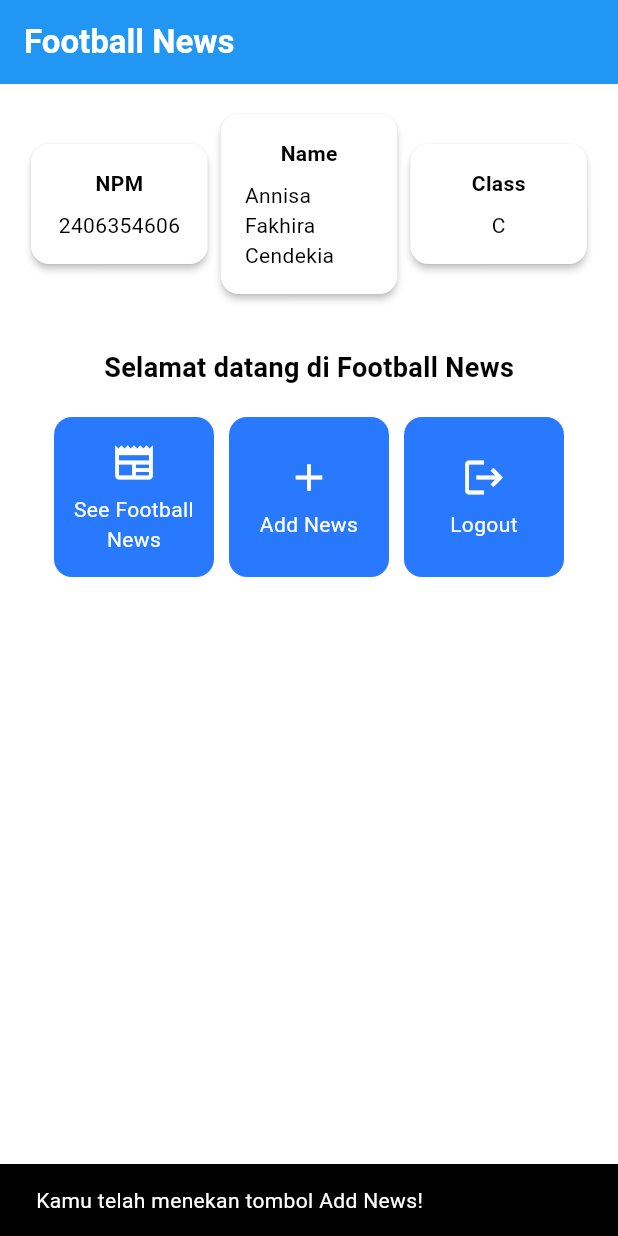
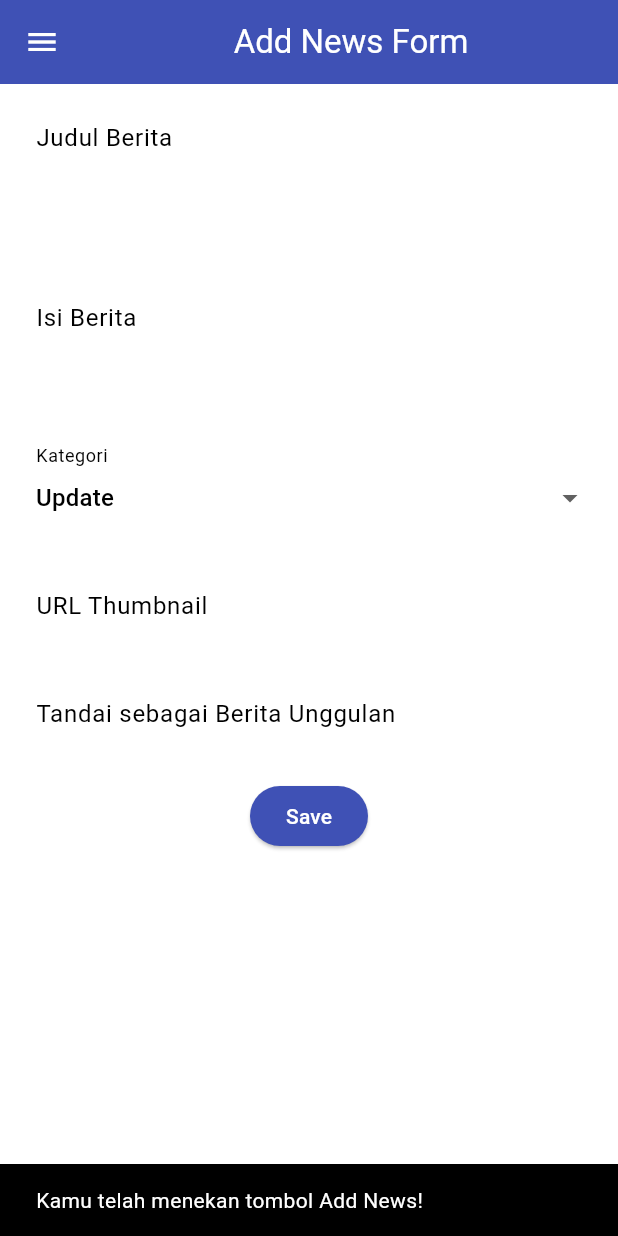
Before and after one commit to annisafakhira/football-news-mobile, a Flutter app: the screen it shows after launch, after a tap on "Add News", on a phone screen of 412 x 824 dp. Run offline on Flutter 3.47's test engine with Material 3 defaults, Android fonts, the phone set to English and light mode, and no system bars.

Commit message:
TUTORIAL 7 DONE

```diff
--- a/lib/main.dart
+++ b/lib/main.dart
@@ -1,5 +1,5 @@
 import 'package:flutter/material.dart';
-import 'package:football_news/menu.dart';
+import 'package:football_news/screens/menu.dart';
 
 void main() {
   runApp(const MyApp());
--- a/lib/menu.dart
+++ b/lib/screens/menu.dart
@@ -1,4 +1,6 @@
 import 'package:flutter/material.dart';
+import 'package:football_news/widgets/left_drawer.dart';
+import 'package:football_news/widgets/news_card.dart';
 
 class MyHomePage extends StatelessWidget {
     MyHomePage({super.key});
@@ -17,7 +19,6 @@ class MyHomePage extends StatelessWidget {
     Widget build(BuildContext context) {
     // Scaffold menyediakan struktur dasar halaman dengan AppBar dan body.
     return Scaffold(
-      // AppBar adalah bagian atas halaman yang menampilkan judul.
       appBar: AppBar(
         // Judul aplikasi "Football News" dengan teks putih dan tebal.
         title: const Text(
@@ -30,6 +31,7 @@ class MyHomePage extends StatelessWidget {
         // Warna latar belakang AppBar diambil dari skema warna tema aplikasi.
         backgroundColor: Theme.of(context).colorScheme.primary,
       ),
+      drawer: LeftDrawer(),
       // Body halaman dengan padding di sekelilingnya.
       body: Padding(
         padding: const EdgeInsets.all(16.0),
@@ -54,7 +56,6 @@ class MyHomePage extends StatelessWidget {
             Center(
               child: Column(
                 // Menyusun teks dan grid item secara vertikal.
-
                 children: [
                   // Menampilkan teks sambutan dengan gaya tebal dan ukuran 18.
                   const Padding(
@@ -90,7 +91,7 @@ class MyHomePage extends StatelessWidget {
         ),
       ),
     );
-    }
+  }
 }
 
 class InfoCard extends StatelessWidget {
@@ -132,57 +133,3 @@ class ItemHomepage {
 
  ItemHomepage(this.name, this.icon);
 }
-
-class ItemCard extends StatelessWidget {
-  // Menampilkan kartu dengan ikon dan nama.
-
-  final ItemHomepage item;
-
-  const ItemCard(this.item, {super.key});
-
-  @override
-  Widget build(BuildContext context) {
-    return Material(
-      // Menentukan warna latar belakang dari tema aplikasi.
-      color: Theme.of(context).colorScheme.secondary,
-      // Membuat sudut kartu melengkung.
-      borderRadius: BorderRadius.circular(12),
-
-      child: InkWell(
-        // Aksi ketika kartu ditekan.
-        onTap: () {
-          // Menampilkan pesan SnackBar saat kartu ditekan.
-          ScaffoldMessenger.of(context)
-            ..hideCurrentSnackBar()
-            ..showSnackBar(
-              SnackBar(content: Text("Kamu telah menekan tombol ${item.name}!"))
-            );
-        },
-        // Container untuk menyimpan Icon dan Text
-        child: Container(
-          padding: const EdgeInsets.all(8),
-          child: Center(
-            child: Column(
-              // Menyusun ikon dan teks di tengah kartu.
-              mainAxisAlignment: MainAxisAlignment.center,
-              children: [
-                Icon(
-                  item.icon,
-                  color: Colors.white,
-                  size: 30.0,
-                ),
-                const Padding(padding: EdgeInsets.all(3)),
-                Text(
-                  item.name,
-                  textAlign: TextAlign.center,
-                  style: const TextStyle(color: Colors.white),
-                ),
-              ],
-            ),
-          ),
-        ),
-      ),
-    );
-  }
-
-}
--- /dev/null
+++ b/lib/screens/newslist_form.dart
@@ -0,0 +1,219 @@
+import 'package:flutter/material.dart';
+import 'package:football_news/widgets/left_drawer.dart';
+
+class NewsFormPage extends StatefulWidget {
+  const NewsFormPage({super.key});
+
+  @override
+  State<NewsFormPage> createState() => _NewsFormPageState();
+}
+
+class _NewsFormPageState extends State<NewsFormPage> {
+  final _formKey = GlobalKey<FormState>();
+  String _title = "";
+  String _content = "";
+  String _category = "update"; // default
+  String _thumbnail = "";
+  bool _isFeatured = false; // default
+
+  final List<String> _categories = [
+    'transfer',
+    'update',
+    'exclusive',
+    'match',
+    'rumor',
+    'analysis',
+  ];
+
+  @override
+  Widget build(BuildContext context) {
+    return Scaffold(
+      appBar: AppBar(
+        title: const Center(child: Text('Add News Form')),
+        backgroundColor: Colors.indigo,
+        foregroundColor: Colors.white,
+      ),
+      // Tambahkan drawer yang sudah dibuat di sini
+      drawer: LeftDrawer(),
+      body: Form(
+        key: _formKey,
+        child: SingleChildScrollView(
+          child: Column(
+            crossAxisAlignment: CrossAxisAlignment.start,
+            children: [
+              // === Title ===
+              Padding(
+                padding: const EdgeInsets.all(8.0),
+                child: TextFormField(
+                  decoration: InputDecoration(
+                    hintText: "Judul Berita",
+                    labelText: "Judul Berita",
+                    border: OutlineInputBorder(
+                      borderRadius: BorderRadius.circular(5.0),
+                    ),
+                  ),
+                  onChanged: (String value) {
+                    setState(() {
+                      _title = value;
+                    });
+                  },
+                  validator: (String? value) {
+                    if (value == null || value.isEmpty) {
+                      return "Judul tidak boleh kosong!";
+                    }
+                    return null;
+                  },
+                ),
+              ),
+              // === Content ===
+              Padding(
+                padding: const EdgeInsets.all(8.0),
+                child: TextFormField(
+                  maxLines: 5,
+                  decoration: InputDecoration(
+                    hintText: "Isi Berita",
+                    labelText: "Isi Berita",
+                    border: OutlineInputBorder(
+                      borderRadius: BorderRadius.circular(5.0),
+                    ),
+                  ),
+                  onChanged: (String value) {
+                    setState(() {
+                      _content = value;
+                    });
+                  },
+                  validator: (String? value) {
+                    if (value == null || value.isEmpty) {
+                      return "Isi berita tidak boleh kosong!";
+                    }
+                    return null;
+                  },
+                ),
+              ),
+
+              // === Category ===
+              Padding(
+                padding: const EdgeInsets.all(8.0),
+                child: DropdownButtonFormField<String>(
+                  decoration: InputDecoration(
+                    labelText: "Kategori",
+                    border: OutlineInputBorder(
+                      borderRadius: BorderRadius.circular(5.0),
+                    ),
+                  ),
+                  value: _category,
+                  items: _categories
+                      .map(
+                        (cat) => DropdownMenuItem(
+                          value: cat,
+                          child: Text(cat[0].toUpperCase() + cat.substring(1)),
+                        ),
+                      )
+                      .toList(),
+                  onChanged: (String? newValue) {
+                    setState(() {
+                      _category = newValue!;
+                    });
+                  },
+                ),
+              ),
+
+              // === Thumbnail URL ===
+              Padding(
+                padding: const EdgeInsets.all(8.0),
+                child: TextFormField(
+                  decoration: InputDecoration(
+                    hintText: "URL Thumbnail (opsional)",
+                    labelText: "URL Thumbnail",
+                    border: OutlineInputBorder(
+                      borderRadius: BorderRadius.circular(5.0),
+                    ),
+                  ),
+                  onChanged: (String value) {
+                    setState(() {
+                      _thumbnail = value;
+                    });
+                  },
+                ),
+              ),
+
+              // === Is Featured ===
+              Padding(
+                padding: const EdgeInsets.all(8.0),
+                child: SwitchListTile(
+                  title: const Text("Tandai sebagai Berita Unggulan"),
+                  value: _isFeatured,
+                  onChanged: (bool value) {
+                    setState(() {
+                      _isFeatured = value;
+                    });
+                  },
+                ),
+              ),
+
+              // === Tombol Simpan ===
+              Align(
+                alignment: Alignment.bottomCenter,
+                child: Padding(
+                  padding: const EdgeInsets.all(8.0),
+                  child: ElevatedButton(
+                    style: ButtonStyle(
+                      backgroundColor:
+                          MaterialStateProperty.all(Colors.indigo),
+                    ),
+                    onPressed: () {
+                      if (_formKey.currentState!.validate()) {
+                        showDialog(
+                          context: context,
+                          builder: (context) {
+                            return AlertDialog(
+                              title: const Text('Berita berhasil tersimpan'),
+                              content: SingleChildScrollView(
+                                child: Column(
+                                  crossAxisAlignment: CrossAxisAlignment.start,
+                                  children: [
+                                    Text('Judul: $_title'),
+                                    Text('Isi: $_content'),
+                                    Text('Kategori: $_category'),
+                                    Text('Thumbnail: $_thumbnail'),
+                                    Text(
+                                      'Unggulan: ${_isFeatured ? "Ya" : "Tidak"}',
+                                    ),
+                                  ],
+                                ),
+                              ),
+                              actions: [
+                                TextButton(
+                                  child: const Text('OK'),
+                                  onPressed: () {
+                                    Navigator.pop(context);
+                                    _formKey.currentState!.reset();
+                                    setState(() {
+                                      _title = "";
+                                      _content = "";
+                                      _thumbnail = "";
+                                      _category = "update";
+                                      _isFeatured = false;
+                                    });
+                                  },
+                                ),
+                              ],
+                            );
+                          },
+                        );
+                      }
+                    },
+                    child: const Text(
+                      "Save",
+                      style: TextStyle(color: Colors.white),
+                    ),
+                  ),
+                ),
+              ),
+            ],
+          ),
+        ),
+      ),
+    );
+  }
+}
--- /dev/null
+++ b/lib/widgets/left_drawer.dart
@@ -0,0 +1,74 @@
+import 'package:flutter/material.dart';
+import 'package:football_news/screens/menu.dart';
+import 'package:football_news/screens/newslist_form.dart';
+
+class LeftDrawer extends StatelessWidget {
+  const LeftDrawer({super.key});
+
+  @override
+  Widget build(BuildContext context) {
+    return Drawer(
+      child: ListView(
+        children: [
+          const DrawerHeader(
+            // Bagian drawer header
+            decoration: BoxDecoration(
+              color: Colors.blue,
+            ),
+            child: Column(
+              children: [
+                Text(
+                  'Football News',
+                  textAlign: TextAlign.center,
+                  style: TextStyle(
+                    fontSize: 30,
+                    fontWeight: FontWeight.bold,
+                    color: Colors.white,
+                  ),
+                ),
+                Padding(padding: EdgeInsets.all(10)),
+                Text(
+                  "Seluruh berita sepak bola terkini di sini!",
+                  textAlign: TextAlign.center,
+                  style: TextStyle(
+                    fontSize: 15,
+                    color: Colors.white,
+                    fontWeight: FontWeight.normal,
+                  ),
+                ),
+              ],
+            ),
+          ),
+          // TODO: Bagian routing
+          ListTile(
+            leading: const Icon(Icons.home_outlined),
+            title: const Text('Home'),
+            // Bagian redirection ke MyHomePage
+            onTap: () {
+              Navigator.pushReplacement(
+                  context,
+                  MaterialPageRoute(
+                    builder: (context) => MyHomePage(),
+                  ));
+            },
+          ),
+          ListTile(
+            leading: const Icon(Icons.post_add),
+            title: const Text('Add News'),
+            // Bagian redirection ke NewsFormPage
+            onTap: () {
+              /* Buatlah routing ke NewsFormPage di sini,
+              setelah halaman NewsFormPage sudah dibuat.
+              */
+              Navigator.pushReplacement(
+                context,
+                MaterialPageRoute(
+                  builder: (context) => NewsFormPage(),
+                  ));
+            },
+          ),
+        ],
+      ),
+    );
+  }
+}
--- /dev/null
+++ b/lib/widgets/news_card.dart
@@ -0,0 +1,65 @@
+import 'package:flutter/material.dart';
+import 'package:football_news/screens/newslist_form.dart';
+import 'package:football_news/screens/menu.dart';
+
+class ItemCard extends StatelessWidget {
+  // Menampilkan kartu dengan ikon dan nama.
+
+  final ItemHomepage item;
+
+  const ItemCard(this.item, {super.key});
+
+  @override
+  Widget build(BuildContext context) {
+    return Material(
+      // Menentukan warna latar belakang dari tema aplikasi.
+      color: Theme.of(context).colorScheme.secondary,
+      // Membuat sudut kartu melengkung.
+      borderRadius: BorderRadius.circular(12),
+
+      child: InkWell(
+        // Aksi ketika kartu ditekan.
+        // Area responsif terhadap sentuhan
+        onTap: () {
+          // Memunculkan SnackBar ketika diklik
+          ScaffoldMessenger.of(context)
+            ..hideCurrentSnackBar()
+            ..showSnackBar(SnackBar(
+                content: Text("Kamu telah menekan tombol ${item.name}!")));
+
+          // Navigate ke route yang sesuai (tergantung jenis tombol)
+          if (item.name == "Add News") {
+            // Gunakan Navigator.push untuk melakukan navigasi ke MaterialPageRoute yang mencakup NewsFormPage.
+            Navigator.push(
+              context,
+              MaterialPageRoute(builder: (context) => NewsFormPage()),
+            );
+          }
+        },
+        // Container untuk menyimpan Icon dan Text
+        child: Container(
+          padding: const EdgeInsets.all(8),
+          child: Center(
+            child: Column(
+              // Menyusun ikon dan teks di tengah kartu.
+              mainAxisAlignment: MainAxisAlignment.center,
+              children: [
+                Icon(
+                  item.icon,
+                  color: Colors.white,
+                  size: 30.0,
+                ),
+                const Padding(padding: EdgeInsets.all(3)),
+                Text(
+                  item.name,
+                  textAlign: TextAlign.center,
+                  style: const TextStyle(color: Colors.white),
+                ),
+              ],
+            ),
+          ),
+        ),
+      ),
+    );
+  }
+}
```
